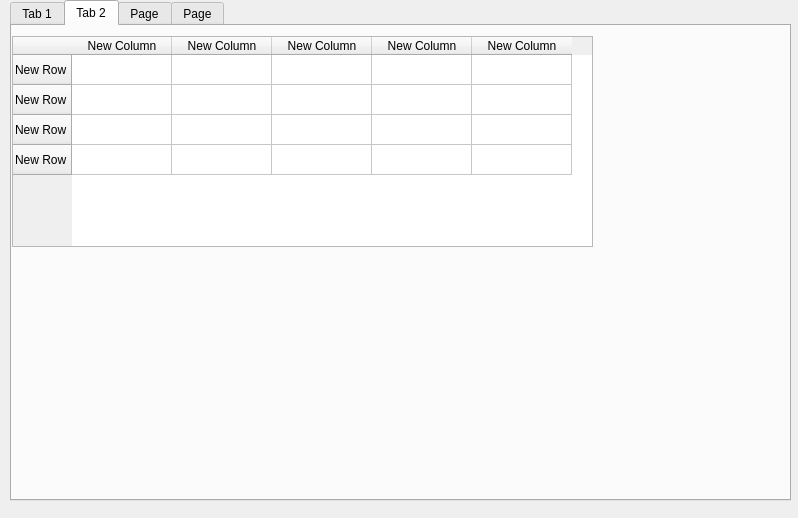
First picture: the form in wire_rope_tables.ui, repository Ah00ra/HNNS, before the edit.
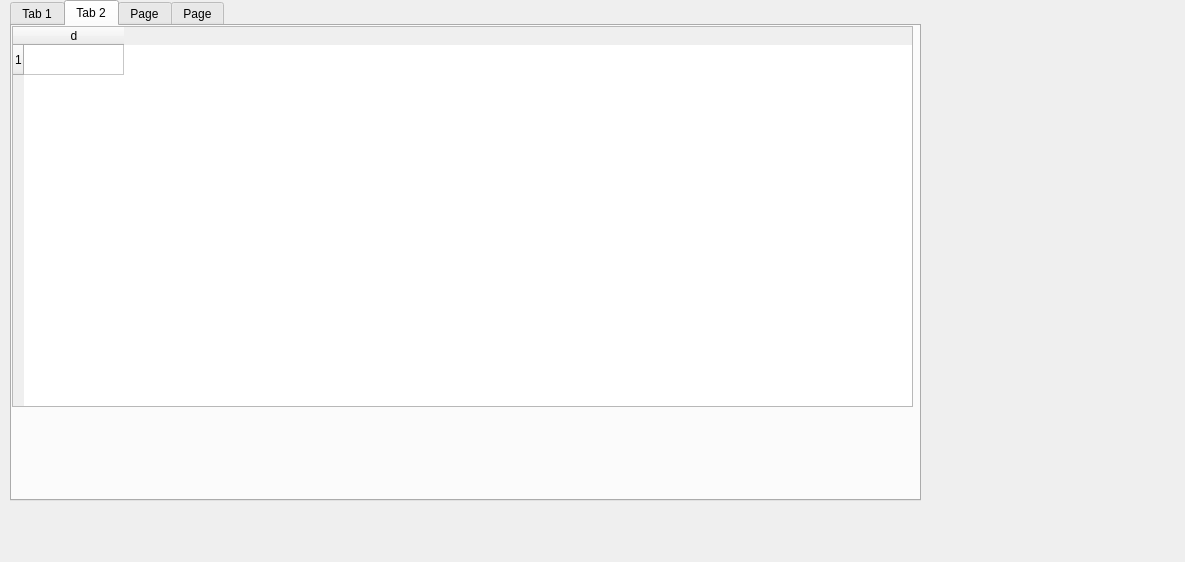
Second picture: the form after the edit. The open tabs and pages were chosen to show the change.

```diff
--- a/wire_rope_tables.ui
+++ b/wire_rope_tables.ui
@@ -6,8 +6,8 @@
    <rect>
     <x>0</x>
     <y>0</y>
-    <width>798</width>
-    <height>518</height>
+    <width>1185</width>
+    <height>562</height>
    </rect>
   </property>
   <property name="windowTitle">
@@ -18,7 +18,7 @@
     <rect>
      <x>10</x>
      <y>0</y>
-     <width>781</width>
+     <width>911</width>
      <height>501</height>
     </rect>
    </property>
@@ -68,54 +68,19 @@
      <property name="geometry">
       <rect>
        <x>0</x>
-       <y>10</y>
-       <width>581</width>
-       <height>211</height>
+       <y>0</y>
+       <width>901</width>
+       <height>381</height>
       </rect>
      </property>
      <row>
       <property name="text">
-       <string>New Row</string>
+       <string>1</string>
       </property>
      </row>
-     <row>
-      <property name="text">
-       <string>New Row</string>
-      </property>
-     </row>
-     <row>
-      <property name="text">
-       <string>New Row</string>
-      </property>
-     </row>
-     <row>
-      <property name="text">
-       <string>New Row</string>
-      </property>
-     </row>
      <column>
       <property name="text">
-       <string>New Column</string>
-      </property>
-     </column>
-     <column>
-      <property name="text">
-       <string>New Column</string>
-      </property>
-     </column>
-     <column>
-      <property name="text">
-       <string>New Column</string>
-      </property>
-     </column>
-     <column>
-      <property name="text">
-       <string>New Column</string>
-      </property>
-     </column>
-     <column>
-      <property name="text">
-       <string>New Column</string>
+       <string>d</string>
       </property>
      </column>
     </widget>
```
Left out of the diff: 4 changed lines with no effect on the pictures.
